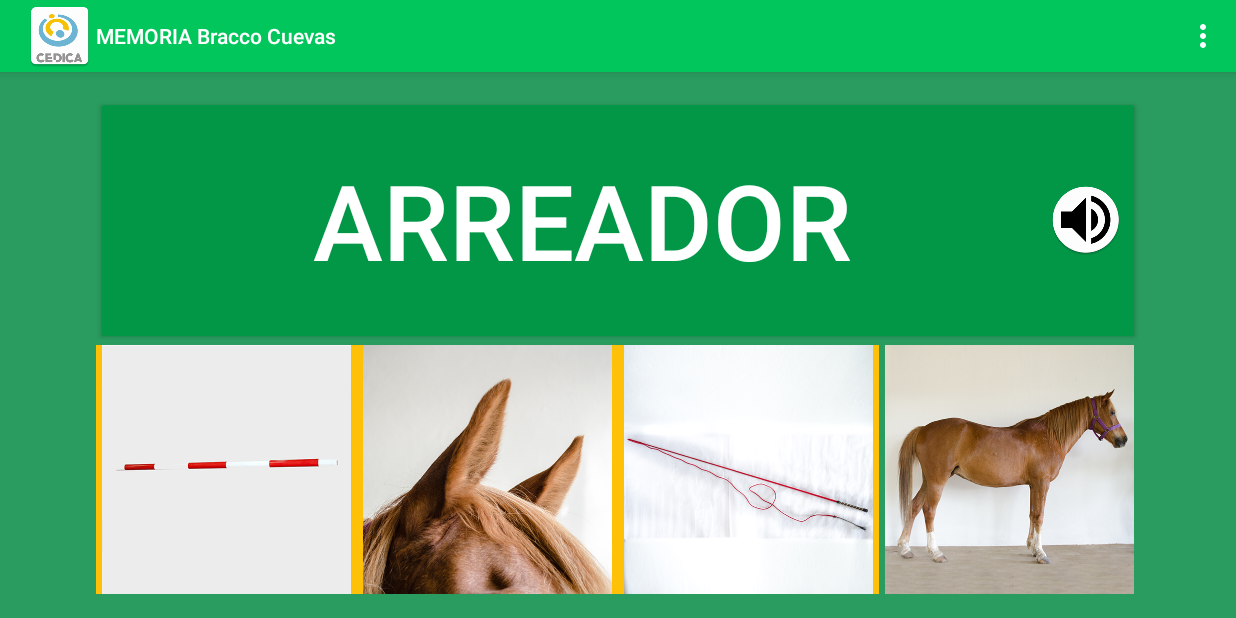
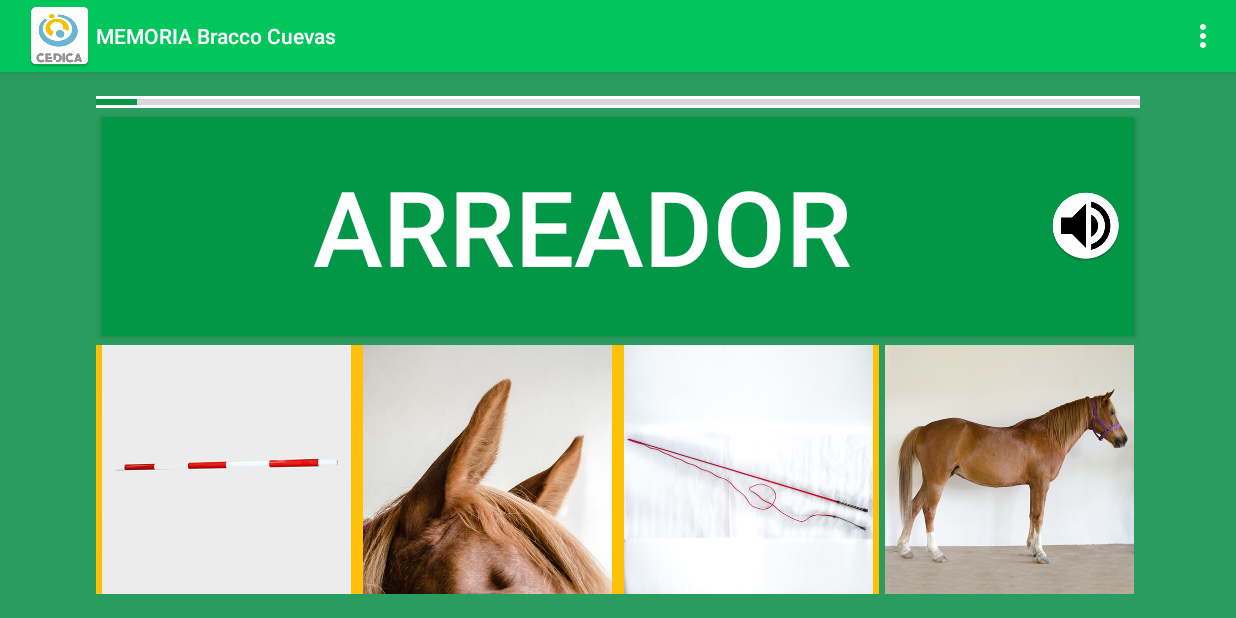
Before and after one commit to CEBracco/MEMORIABraccoCuevas, an Android app: the screen it shows after launch (MainActivity), after a tap on an icon or button, on a phone screen of 824 x 412 dp (held sideways). Run offline under Robolectric (Android 15) with nearby library versions, the phone set to English and light mode, and no system bars; 3 other taps on this screen came first.

Commit message:
progress bar

```diff
--- a/app/build.gradle
+++ b/app/build.gradle
@@ -33,4 +33,5 @@ dependencies {
     compile 'com.android.support:support-v4:24.2.1'
     compile 'com.android.support:support-vector-drawable:24.2.1'
     testCompile 'junit:junit:4.12'
+    compile 'com.google.android.gms:play-services-ads:10.0.1'
 }
--- a/app/src/main/java/ar/org/cedica/memoriabraccocuevas/MainActivity.java
+++ b/app/src/main/java/ar/org/cedica/memoriabraccocuevas/MainActivity.java
@@ -4,12 +4,16 @@ import android.app.AlertDialog;
 import android.content.DialogInterface;
 import android.content.Intent;
 import android.content.SharedPreferences;
+import android.graphics.Color;
+import android.graphics.DrawFilter;
+import android.graphics.PorterDuff;
 import android.media.MediaPlayer;
 import android.os.Bundle;
 import android.os.Message;
 import android.preference.PreferenceManager;
 import android.support.v7.app.AppCompatActivity;
 import android.support.v7.widget.Toolbar;
+import android.util.Log;
 import android.view.View;
 import android.view.Menu;
 import android.view.MenuItem;
@@ -25,6 +29,7 @@ import java.util.Map;
 import java.util.Random;
 import java.util.Set;
 import android.os.Handler;
+import android.widget.ProgressBar;
 
 public class MainActivity extends AppCompatActivity {
 
@@ -35,7 +40,7 @@ public class MainActivity extends AppCompatActivity {
     ArrayList<String> selected;
     ArrayList<String> imagenesDistractoras;
     Map<String,Integer> componenteAMemorizar;
-
+    ProgressBar pb;
 
     private Boolean timerStopped=true;
     private Handler timer=new Handler(){
@@ -91,7 +96,9 @@ public class MainActivity extends AppCompatActivity {
         Set<String> set = sp.getStringSet("images", getDefaultSelectedWords());
 
         selected = new ArrayList<String>(set);
+        pb = (ProgressBar) this.findViewById(R.id.progressBar);
 
+        pb.setBackgroundColor(Color.WHITE);
         Collections.sort(selected);
         Integer a = selected.size();
 
@@ -205,7 +212,9 @@ public class MainActivity extends AppCompatActivity {
         SharedPreferences.Editor mEdit1 = sc.edit();
         if(contador==0){
             mEdit1.putBoolean("Finaliza",false);
+            pb.setProgress(0);
         }
+        pb.setMax(selected.size());
         if((contador+1)==selected.size()){
             mEdit1.putBoolean("Finaliza",true);
         }
@@ -235,9 +244,12 @@ public class MainActivity extends AppCompatActivity {
                 alert.setPositiveButton("Siguiente Nivel", new DialogInterface.OnClickListener() {
                     public void onClick(DialogInterface dialog, int which) {
                         // continue with delete
+
+
                         v.setBackgroundResource(0);
                         v.setPadding(0,0,0,0);
                         setNivel();
+                        resetContador();
                         recreate();
                     }
                 });
@@ -252,6 +264,8 @@ public class MainActivity extends AppCompatActivity {
                         recreate();
                     }
                 });
+
+
                 alert.setIcon(android.R.drawable.ic_dialog_alert);
                 alert.show();
 
@@ -265,6 +279,10 @@ public class MainActivity extends AppCompatActivity {
                         recreate();
                     }
                 });
+                SharedPreferences sc = PreferenceManager.getDefaultSharedPreferences(getBaseContext());
+                Integer contador = sc.getInt("Contador",0);
+                pb.setProgress(contador);
+                Integer i =pb.getMax();
                 mp.start();
             }
         }
@@ -444,6 +462,7 @@ public class MainActivity extends AppCompatActivity {
         mEdit1.putBoolean("Finaliza",false);
         mEdit1.putInt("Contador",0);
         mEdit1.commit();
+        pb.setProgress(0);
     }
 
     private  void startTimer(){
--- a/app/src/main/res/layout/content_main.xml
+++ b/app/src/main/res/layout/content_main.xml
@@ -21,9 +21,22 @@
         android:layout_alignParentStart="true">
     <!-- height 25% -->
         <LinearLayout
+            android:orientation="vertical"
+            android:layout_width="match_parent"
+            android:layout_height="0dp"
+            android:layout_weight="0.54">
+
+            <ProgressBar
+                style="?android:attr/progressBarStyleHorizontal"
+                android:layout_width="match_parent"
+                android:layout_height="wrap_content"
+                android:id="@+id/progressBar"
+                android:layout_weight="0.54" />
+
+            <LinearLayout
                 android:orientation="horizontal"
                 android:layout_width="match_parent"
-            android:layout_height="0dp"
+                android:layout_height="match_parent"
                 android:layout_weight="0.54">
 
                 <Button
@@ -35,6 +48,7 @@
                     android:textSize="70sp"
                     tools:text="Play" />
 
+            </LinearLayout>
         </LinearLayout>
 
         <LinearLayout
```
Lines whose indentation alone changed are shown as unchanged.
